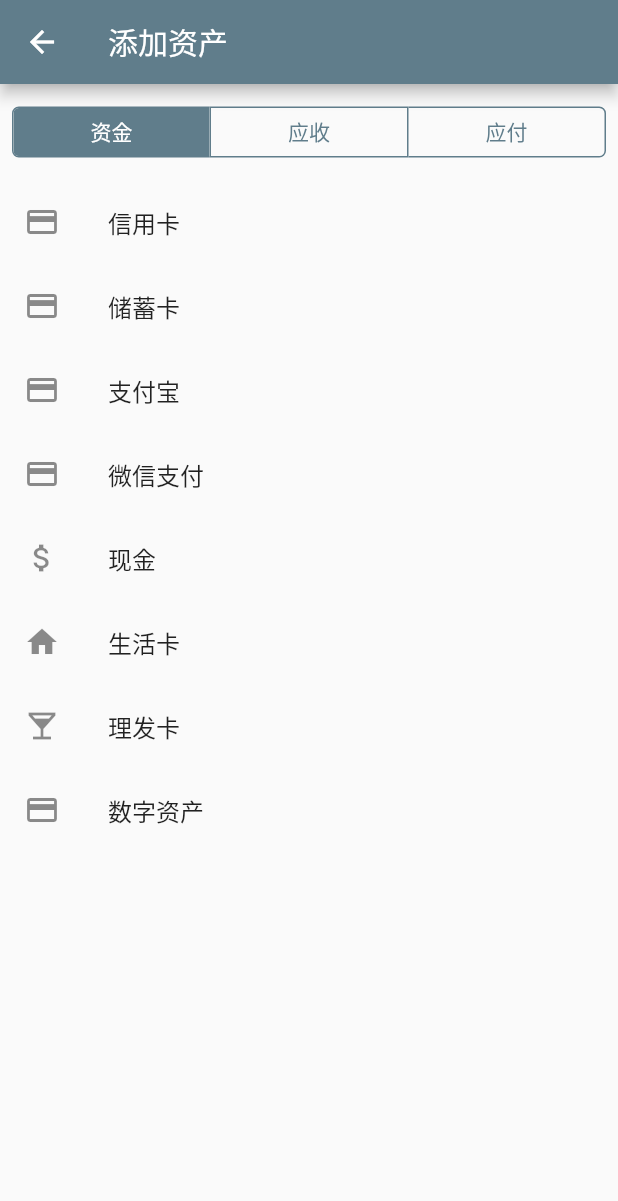
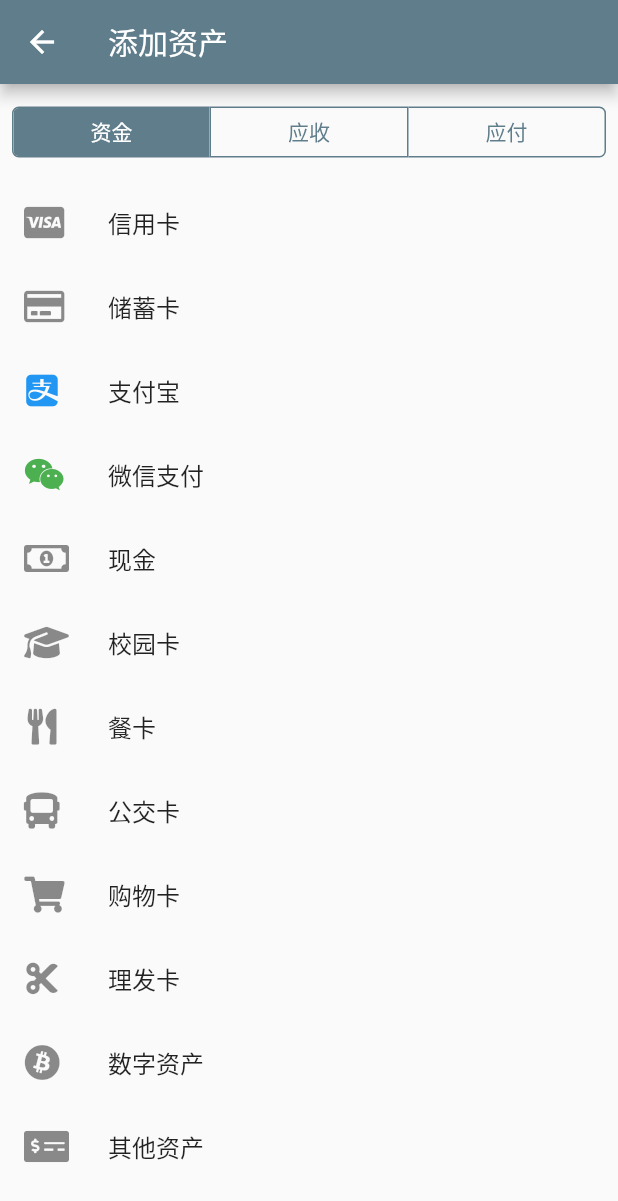
Before and after one commit to handnotes/handnote, a Flutter app: the screen it shows after launch, after a tap on "添加资产", on a phone screen of 412 x 824 dp. Shown: the top 1201 px of the screen. Run offline on Flutter 3.47's test engine with Material 2 defaults, Android fonts, the phone set to English and light mode, and no system bars; our stand-ins replace flutter_font_icons, flutter_hooks, sqflite; accounts and stored records are empty.

Commit message:
feat: add more icon

```diff
--- /dev/null
+++ b/lib/utils/pair.dart
@@ -0,0 +1,6 @@
+class Pair<T1, T2> {
+  final T1 first;
+  final T2 second;
+
+  const Pair(this.first, this.second);
+}
--- a/lib/wallet/screen/asset/wallet_asset_add_screen.dart
+++ b/lib/wallet/screen/asset/wallet_asset_add_screen.dart
@@ -1,5 +1,6 @@
 import 'package:flutter/material.dart';
 import 'package:flutter_hooks/flutter_hooks.dart';
+import 'package:handnote/utils/pair.dart';
 import 'package:handnote/wallet/enum/wallet_asset_category.dart';
 import 'package:handnote/wallet/enum/wallet_asset_type.dart';
 import 'package:handnote/wallet/model/wallet_asset.dart';
@@ -13,12 +14,17 @@ final walletAssetTypeList = <WalletAsset>[
   WalletAsset(category: WalletAssetCategory.fund, type: WalletAssetType.alipay, name: '支付宝'),
   WalletAsset(category: WalletAssetCategory.fund, type: WalletAssetType.wechat, name: '微信支付'),
   WalletAsset(category: WalletAssetCategory.fund, type: WalletAssetType.cash, name: '现金'),
-  WalletAsset(category: WalletAssetCategory.fund, type: WalletAssetType.livingCard, name: '生活卡'),
+  WalletAsset(category: WalletAssetCategory.fund, type: WalletAssetType.schoolCard, name: '校园卡'),
+  WalletAsset(category: WalletAssetCategory.fund, type: WalletAssetType.foodCard, name: '餐卡'),
+  WalletAsset(category: WalletAssetCategory.fund, type: WalletAssetType.busCard, name: '公交卡'),
+  WalletAsset(category: WalletAssetCategory.fund, type: WalletAssetType.shoppingCard, name: '购物卡'),
   WalletAsset(category: WalletAssetCategory.fund, type: WalletAssetType.haircutCard, name: '理发卡'),
   WalletAsset(category: WalletAssetCategory.fund, type: WalletAssetType.digitalAssets, name: '数字资产'),
+  WalletAsset(category: WalletAssetCategory.fund, type: WalletAssetType.otherAsset, name: '其他资产'),
   // receivable
   WalletAsset(category: WalletAssetCategory.receivable, type: WalletAssetType.borrowOut, name: '借出'),
   WalletAsset(category: WalletAssetCategory.receivable, type: WalletAssetType.reimburse, name: '报销'),
+  WalletAsset(category: WalletAssetCategory.receivable, type: WalletAssetType.owed, name: '欠款'),
   WalletAsset(category: WalletAssetCategory.receivable, type: WalletAssetType.otherReceivable, name: '其他应收'),
   // payable
   WalletAsset(category: WalletAssetCategory.payable, type: WalletAssetType.borrowIn, name: '借入'),
@@ -56,9 +62,10 @@ class WalletAssetAddScreen extends HookWidget {
 
   List<Widget> buildAssetList(BuildContext context, WalletAssetCategory category) {
     return walletAssetTypeList.where((asset) => asset.category == category).map((asset) {
+      Pair<IconData, Color?> icon = walletAssetTypeIcon(asset.type);
       return ListTile(
         title: Text(asset.name),
-        leading: walletAssetTypeIcon(asset.type),
+        leading: Icon(icon.first, color: icon.second),
         onTap: () {
           Navigator.of(context).push(
             MaterialPageRoute(
--- a/lib/wallet/screen/wallet_home_screen.dart
+++ b/lib/wallet/screen/wallet_home_screen.dart
@@ -17,10 +17,11 @@ final List<WalletAsset> walletAssets = [
   WalletAsset(category: WalletAssetCategory.fund, type: WalletAssetType.debitCard, name: '招商银行', remark: '工资卡'),
   WalletAsset(category: WalletAssetCategory.fund, type: WalletAssetType.alipay, name: '支付宝'),
   WalletAsset(category: WalletAssetCategory.fund, type: WalletAssetType.wechat, name: '微信钱包'),
-  WalletAsset(category: WalletAssetCategory.fund, type: WalletAssetType.livingCard, name: '饭卡', remark: '关东即时捞'),
-  WalletAsset(category: WalletAssetCategory.fund, type: WalletAssetType.livingCard, name: '购物卡', remark: '盒马鲜生'),
-  WalletAsset(category: WalletAssetCategory.fund, type: WalletAssetType.livingCard, name: '购物卡', remark: '蛋糕先生'),
-  WalletAsset(category: WalletAssetCategory.fund, type: WalletAssetType.livingCard, name: '公交卡', remark: '天府通'),
+  WalletAsset(category: WalletAssetCategory.fund, type: WalletAssetType.schoolCard, name: '校园卡', remark: '重庆交通大学'),
+  WalletAsset(category: WalletAssetCategory.fund, type: WalletAssetType.foodCard, name: '饭卡', remark: '关东即时捞'),
+  WalletAsset(category: WalletAssetCategory.fund, type: WalletAssetType.shoppingCard, name: '购物卡', remark: '盒马鲜生'),
+  WalletAsset(category: WalletAssetCategory.fund, type: WalletAssetType.shoppingCard, name: '购物卡', remark: '蛋糕先生'),
+  WalletAsset(category: WalletAssetCategory.fund, type: WalletAssetType.busCard, name: '公交卡', remark: '天府通'),
   WalletAsset(category: WalletAssetCategory.fund, type: WalletAssetType.haircutCard, name: '剪发卡', remark: 'TAT'),
   WalletAsset(category: WalletAssetCategory.fund, type: WalletAssetType.digitalAssets, name: '数字人民币'),
   WalletAsset(category: WalletAssetCategory.fund, type: WalletAssetType.digitalAssets, name: 'Steam'),
--- a/lib/wallet/widget/wallet_asset_item.dart
+++ b/lib/wallet/widget/wallet_asset_item.dart
@@ -1,5 +1,6 @@
 import 'package:flutter/material.dart';
 import 'package:flutter_hooks/flutter_hooks.dart';
+import 'package:handnote/wallet/enum/wallet_asset_type.dart';
 import 'package:handnote/wallet/model/wallet_asset.dart';
 import 'package:handnote/widgets/currency_text.dart';
 
@@ -13,6 +14,7 @@ class WalletAssetItem extends HookWidget {
   Widget build(BuildContext context) {
     final subTitle = asset.remark;
 
+    var icon = walletAssetTypeIcon(asset.type);
     return Card(
       elevation: 8,
       shadowColor: Colors.black.withOpacity(0.1),
@@ -20,7 +22,7 @@ class WalletAssetItem extends HookWidget {
         height: 72,
         alignment: Alignment.center,
         child: ListTile(
-          leading: const Icon(Icons.account_balance_wallet, size: 28),
+          leading: Icon(icon.first, color: icon.second),
           title: Text(asset.name, style: const TextStyle(fontSize: 16)),
           subtitle: subTitle.isNotEmpty ? Text(subTitle, style: const TextStyle(fontSize: 14)) : null,
           trailing: maskBalance ? null : CurrencyText(asset.balance, color: Colors.black, monoFont: false),
--- a/pubspec.yaml
+++ b/pubspec.yaml
@@ -30,6 +30,7 @@ dependencies:
   flutter:
     sdk: flutter
   cupertino_icons: ^1.0.4
+  flutter_font_icons: ^2.2.4
   flutter_hooks: ^0.18.2+1
   path: ^1.8.0
   provider:
```
Also changed, not shown: lib/constants/bank.dart (+18 -0 lines), lib/wallet/enum/wallet_asset_type.dart (+28 -18 lines), pubspec.lock.
